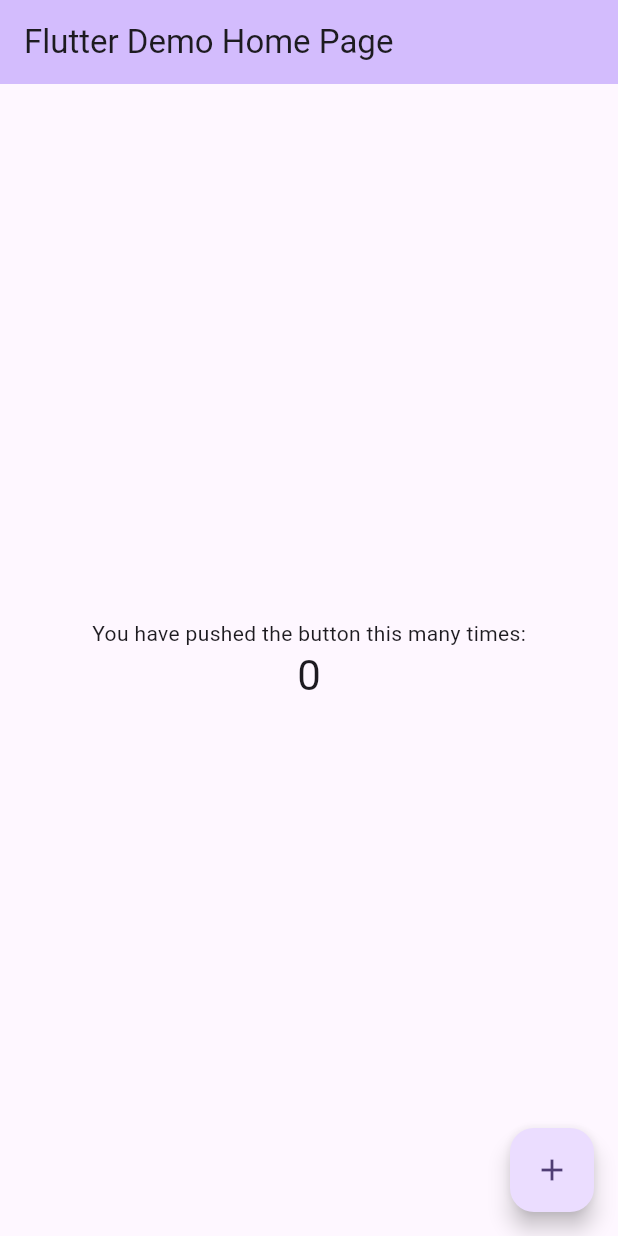
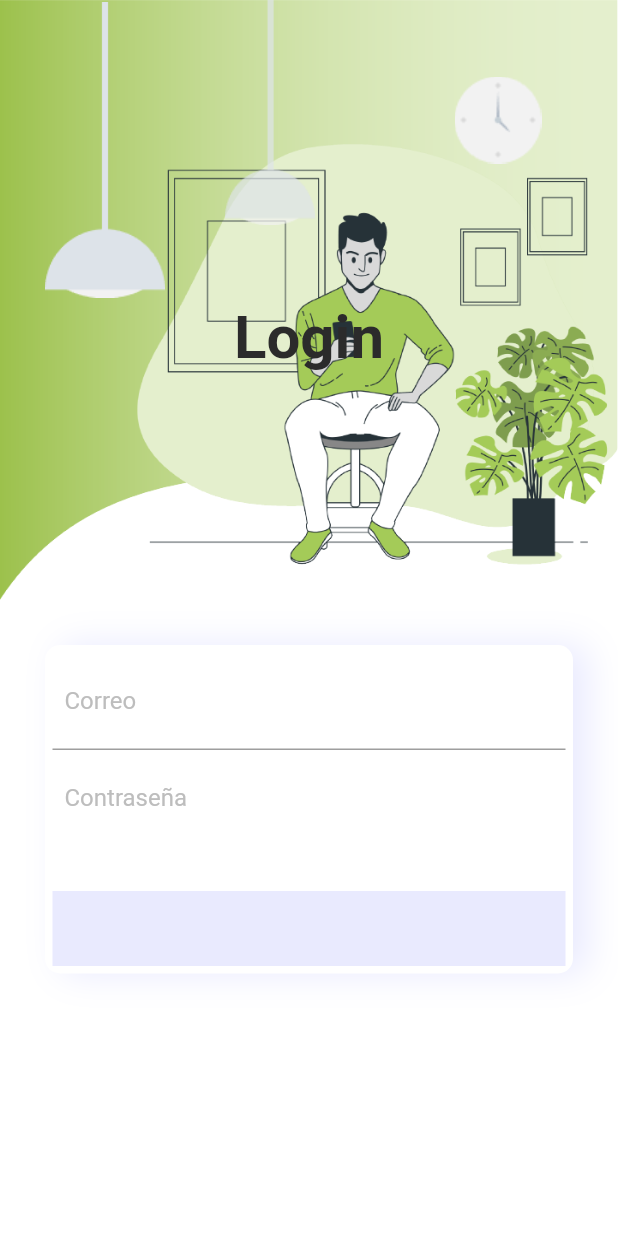
Before and after one commit to Avilanthony/NetgoRRHH, a Flutter app: the screen it shows after launch, on a phone screen of 412 x 824 dp. Run offline on Flutter 3.47's test engine with Material 2 defaults, Android fonts, the phone set to English and light mode, and no system bars.

Commit message:
Creación de diseño del login, porcentaje de avance(75%), correciones de imágenes pendientes

```diff
--- a/lib/main.dart
+++ b/lib/main.dart
@@ -1,125 +1,239 @@
+// ignore_for_file: use_key_in_widget_constructors, prefer_const_constructors, prefer_const_literals_to_create_immutables
+
 import 'package:flutter/material.dart';
 
 void main() {
-  runApp(const MyApp());
+  runApp(
+
+    MaterialApp(
+      debugShowCheckedModeBanner: false,
+      home: HomePage(),
+    )
+
+  );
 }
 
-class MyApp extends StatelessWidget {
-  const MyApp({super.key});
-
-  // This widget is the root of your application.
-  @override
-  Widget build(BuildContext context) {
-    return MaterialApp(
-      title: 'Flutter Demo',
-      theme: ThemeData(
-        // This is the theme of your application.
-        //
-        // TRY THIS: Try running your application with "flutter run". You'll see
-        // the application has a blue toolbar. Then, without quitting the app,
-        // try changing the seedColor in the colorScheme below to Colors.green
-        // and then invoke "hot reload" (save your changes or press the "hot
-        // reload" button in a Flutter-supported IDE, or press "r" if you used
-        // the command line to start the app).
-        //
-        // Notice that the counter didn't reset back to zero; the application
-        // state is not lost during the reload. To reset the state, use hot
-        // restart instead.
-        //
-        // This works for code too, not just values: Most code changes can be
-        // tested with just a hot reload.
-        colorScheme: ColorScheme.fromSeed(seedColor: Colors.deepPurple),
-        useMaterial3: true,
-      ),
-      home: const MyHomePage(title: 'Flutter Demo Home Page'),
-    );
-  }
-}
-
-class MyHomePage extends StatefulWidget {
-  const MyHomePage({super.key, required this.title});
-
-  // This widget is the home page of your application. It is stateful, meaning
-  // that it has a State object (defined below) that contains fields that affect
-  // how it looks.
-
-  // This class is the configuration for the state. It holds the values (in this
-  // case the title) provided by the parent (in this case the App widget) and
-  // used by the build method of the State. Fields in a Widget subclass are
-  // always marked "final".
-
-  final String title;
+class HomePage extends StatelessWidget{
 
   @override
-  State<MyHomePage> createState() => _MyHomePageState();
-}
+  Widget build(BuildContext context){
 
-class _MyHomePageState extends State<MyHomePage> {
-  int _counter = 0;
+    return Scaffold(
+      backgroundColor: Colors.white,
+      body: Column(
 
-  void _incrementCounter() {
-    setState(() {
-      // This call to setState tells the Flutter framework that something has
-      // changed in this State, which causes it to rerun the build method below
-      // so that the display can reflect the updated values. If we changed
-      // _counter without calling setState(), then the build method would not be
-      // called again, and so nothing would appear to happen.
-      _counter++;
-    });
+        children: <Widget>[
+
+          Container(
+            height: 400,
+            decoration: BoxDecoration(
+
+              image: DecorationImage(
+
+                image: AssetImage('assets/images/Header.png'),
+                fit: BoxFit.fill
+
+              )
+
+            ),
+
+            child: Stack(
+
+              children: <Widget>[
+
+                Positioned(
+
+                  left: 30,
+                  width: 80,
+                  height: 200,
+
+                  child: Container(
+
+                    decoration: BoxDecoration(
+
+                      image: DecorationImage(
+
+                        image: AssetImage('assets/images/light-1.png')
+
+                      )
+
+                    ),
+
+                  ),
+
+                ),
+
+                Positioned(
+
+                  left: 140,
+                  width: 80,
+                  height: 150,
+
+                  child: Container(
+
+                    decoration: BoxDecoration(
+
+                      image: DecorationImage(
+
+                        image: AssetImage('assets/images/light-2.png')
+
+                      )
+
+                    ),
+
+                  ),
+
+                ),
+
+                 Positioned(
+
+                  right: 40,
+                  top: 5,
+                  width: 80,
+                  height: 150,
+
+                  child: Container(
+
+                    decoration: BoxDecoration(
+
+                      image: DecorationImage(
+
+                        image: AssetImage('assets/images/clock.png')
+
+                      )
+
+                    ),
+
+                  ),
+
+                ),
+
+                Positioned(
+
+                  child: Container(
+
+                    margin: EdgeInsets.only(top:50),
+
+                    child: Center(
+
+                      child: Text("Login", style: TextStyle(color: Color.fromARGB(255, 43, 43, 43), fontSize: 40, fontWeight: FontWeight.bold)),
+
+                    )
+
+                  ),
+
+                ),
+
+              ],
+
+            ),
+
+          ),
+
+          Padding(
+            padding: EdgeInsets.all(30.0),
+
+            child: Column(
+
+              children:<Widget>[
+
+                Container(
+
+                  padding: EdgeInsets.all(5),
+
+                  decoration: BoxDecoration(
+
+                    color: Colors.white,
+                    borderRadius: BorderRadius.circular(10),
+                    boxShadow: [
+                      BoxShadow(
+
+                        color: Color.fromRGBO(143, 148, 251, 0.2),
+                        blurRadius: 20.0,
+                        offset: Offset.fromDirection(0, 10)
+                      )
+                    ]
+
+                  ),
+
+                  child: Column(
+
+                    children: <Widget>[
+
+                      Container(
+
+                        padding: EdgeInsets.all(8.0),
+
+                        decoration: BoxDecoration(
+
+                          border: Border(bottom: BorderSide(color:Colors.grey))
+
+                        ),
+
+                        child: TextField(
+
+                          decoration: InputDecoration(
+                            border: InputBorder.none,
+                            hintText: "Correo",
+                            hintStyle: TextStyle(color: Colors.grey[400])
+                          ),
+
+                        ),
+
+                      ),
+
+                      Container(
+
+                        padding: EdgeInsets.all(8.0),
+
+                        child: TextField(
+
+                          decoration: InputDecoration(
+                            border: InputBorder.none,
+                            hintText: "Contraseña",
+                            hintStyle: TextStyle(color: Colors.grey[400])
+                          ),
+
+                        ),
+
+                      ),
+
+                      SizedBox(
+
+                        height: 30,
+                      ),
+
+                      Container(
+
+                        height: 50,
+                        decoration: BoxDecoration(
+                          gradient: LinearGradient(
+                            colors: [
+
+                              Color.fromRGBO(143, 148, 251, 0.2),
+
+                            ]
+                          )
+                        ),
+                      )
+
+                    ],
+
+                  )
+
+                )
+
+              ]
+            ),
+          ),
+
+
+        ]
+
+      ),
+
+    );
+
   }
 
-  @override
-  Widget build(BuildContext context) {
-    // This method is rerun every time setState is called, for instance as done
-    // by the _incrementCounter method above.
-    //
-    // The Flutter framework has been optimized to make rerunning build methods
-    // fast, so that you can just rebuild anything that needs updating rather
-    // than having to individually change instances of widgets.
-    return Scaffold(
-      appBar: AppBar(
-        // TRY THIS: Try changing the color here to a specific color (to
-        // Colors.amber, perhaps?) and trigger a hot reload to see the AppBar
-        // change color while the other colors stay the same.
-        backgroundColor: Theme.of(context).colorScheme.inversePrimary,
-        // Here we take the value from the MyHomePage object that was created by
-        // the App.build method, and use it to set our appbar title.
-        title: Text(widget.title),
-      ),
-      body: Center(
-        // Center is a layout widget. It takes a single child and positions it
-        // in the middle of the parent.
-        child: Column(
-          // Column is also a layout widget. It takes a list of children and
-          // arranges them vertically. By default, it sizes itself to fit its
-          // children horizontally, and tries to be as tall as its parent.
-          //
-          // Column has various properties to control how it sizes itself and
-          // how it positions its children. Here we use mainAxisAlignment to
-          // center the children vertically; the main axis here is the vertical
-          // axis because Columns are vertical (the cross axis would be
-          // horizontal).
-          //
-          // TRY THIS: Invoke "debug painting" (choose the "Toggle Debug Paint"
-          // action in the IDE, or press "p" in the console), to see the
-          // wireframe for each widget.
-          mainAxisAlignment: MainAxisAlignment.center,
-          children: <Widget>[
-            const Text(
-              'You have pushed the button this many times:',
-            ),
-            Text(
-              '$_counter',
-              style: Theme.of(context).textTheme.headlineMedium,
-            ),
-          ],
-        ),
-      ),
-      floatingActionButton: FloatingActionButton(
-        onPressed: _incrementCounter,
-        tooltip: 'Increment',
-        child: const Icon(Icons.add),
-      ), // This trailing comma makes auto-formatting nicer for build methods.
-    );
-  }
 }
--- a/pubspec.yaml
+++ b/pubspec.yaml
@@ -59,9 +59,9 @@ flutter:
   uses-material-design: true
 
   # To add assets to your application, add an assets section, like this:
-  # assets:
-  #   - images/a_dot_burr.jpeg
-  #   - images/a_dot_ham.jpeg
+  assets:
+  - assets/images/
+
 
   # An image asset can refer to one or more resolution-specific "variants", see
   # https://flutter.dev/assets-and-images/#resolution-aware
```
Also changed, not shown: assets/images/Header.png (added), assets/images/clock.png (added), assets/images/light-1.png (added), assets/images/light-2.png (added), 1 other file.
